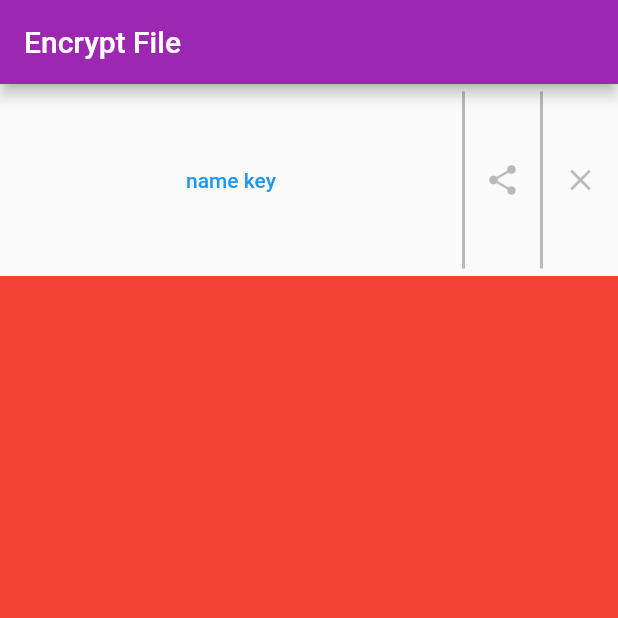
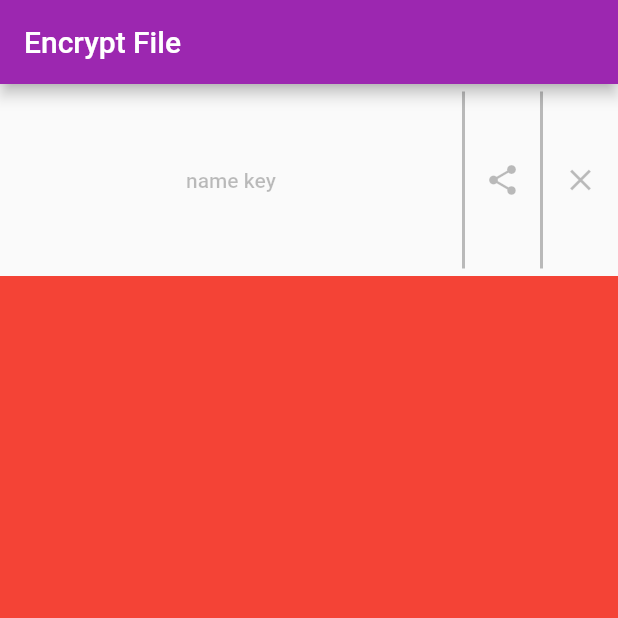
Before and after one commit to cnvfirj/cripto_file, a Flutter app: the screen it shows after launch, on a phone screen of 412 x 824 dp, the top half of it. Run offline on Flutter 3.47's test engine with Material 2 defaults, Android fonts, the phone set to English and light mode, and no system bars.

Commit message:
block key

```diff
--- a/lib/constants/colors.dart
+++ b/lib/constants/colors.dart
@@ -5,5 +5,6 @@ class ConstantColors{
   static const Color colorNameKey = Colors.black26;
   static const Color colorDelimiter = Colors.black26;
 
+  static const Color colorTextKey = Colors.black26;
 
 }
--- a/lib/widget/key_block.dart
+++ b/lib/widget/key_block.dart
@@ -45,7 +45,7 @@ class _Portrait extends StatelessWidget {
           // flex: 8,
           child: Center(
               child: TextButton(
-            child: const Text('name key'),
+            child: const Text('name key',style: TextStyle(color:ConstantColors.colorTextKey)),
             onPressed: () {},
           )),
         ),
@@ -81,7 +81,7 @@ class _Landscape extends StatelessWidget {
         ),
         Expanded(
           child:Wrap(
-
+            spacing:-6,
             direction: Axis.vertical,
             alignment: WrapAlignment.center,
             children: widgets('name key')
@@ -93,7 +93,7 @@ class _Landscape extends StatelessWidget {
 
   List<Widget> widgets(String text){
     List<String> list = text.split('');
-    return list.map((e) => Text(e)).toList();
+    return list.map((e) => Text(e,style: TextStyle(color:ConstantColors.colorTextKey),)).toList();
   }
 
 }
```
